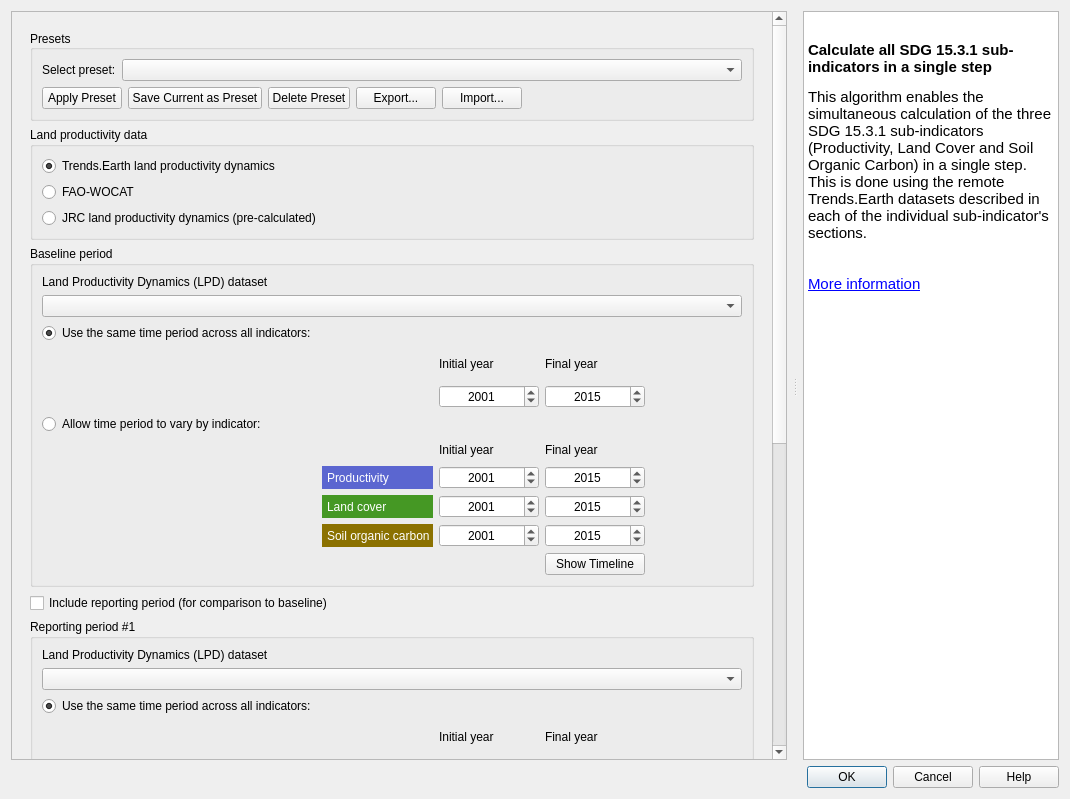
Qt form LDMP/gui/DlgCalculateOneStep.ui (ConservationInternational/trends.earth) before a commit.
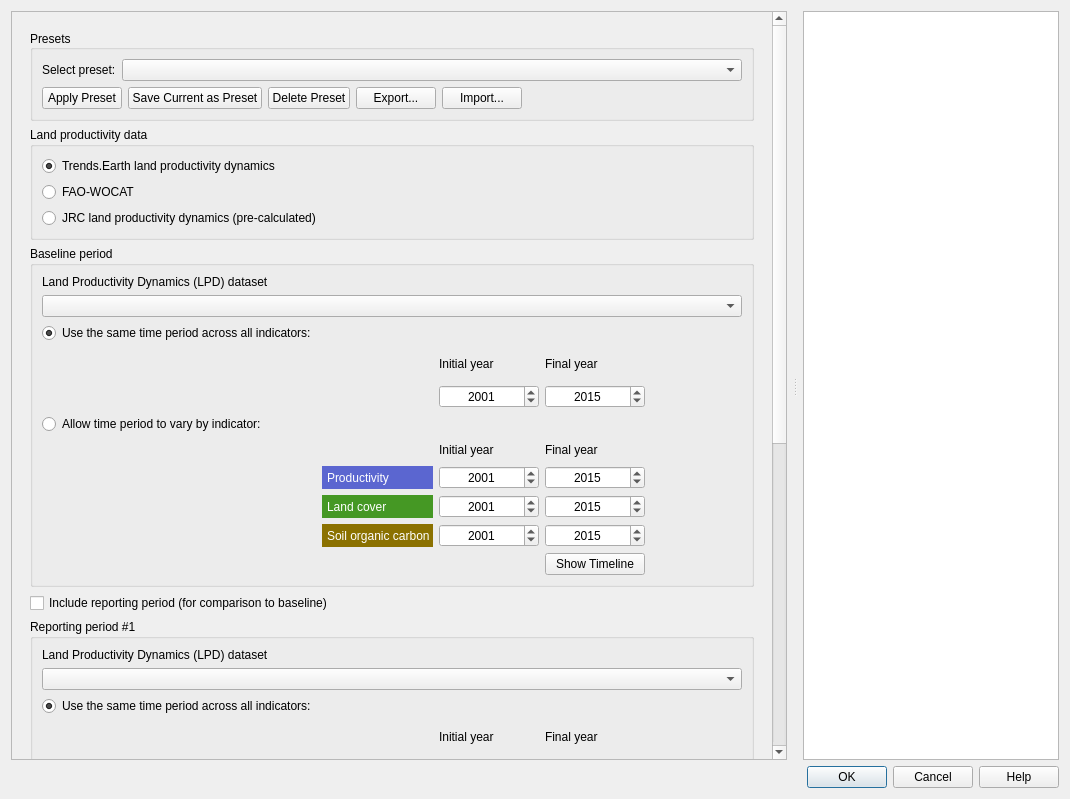
The same form after that commit. Custom widgets are drawn as their Qt base class.

The edit to the form file:
```diff
--- a/LDMP/gui/DlgCalculateOneStep.ui
+++ b/LDMP/gui/DlgCalculateOneStep.ui
@@ -1307,17 +1307,7 @@
          <property name="accessibleName">
           <string/>
          </property>
-         <property name="html">
-          <string>&lt;!DOCTYPE HTML PUBLIC &quot;-//W3C//DTD HTML 4.0//EN&quot; &quot;http://www.w3.org/TR/REC-html40/strict.dtd&quot;&gt;
-&lt;html&gt;&lt;head&gt;&lt;meta name=&quot;qrichtext&quot; content=&quot;1&quot; /&gt;&lt;style type=&quot;text/css&quot;&gt;
-p, li { white-space: pre-wrap; }
-&lt;/style&gt;&lt;/head&gt;&lt;body style=&quot; font-family:'Cantarell'; font-size:11pt; font-weight:400; font-style:normal;&quot;&gt;
-&lt;p style=&quot; margin-top:0px; margin-bottom:0px; margin-left:0px; margin-right:0px; -qt-block-indent:0; text-indent:0px;&quot;&gt;&lt;span style=&quot; font-family:'MS Shell Dlg 2'; font-size:5.5pt;&quot;&gt;        &lt;/span&gt;&lt;/p&gt;
-&lt;p style=&quot; margin-top:16px; margin-bottom:12px; margin-left:0px; margin-right:0px; -qt-block-indent:0; text-indent:0px;&quot;&gt;&lt;span style=&quot; font-family:'Ubuntu'; font-weight:600;&quot;&gt;Calculate all SDG 15.3.1 sub-indicators in a single step&lt;/span&gt;&lt;span style=&quot; font-family:'MS Shell Dlg 2'; font-size:5.5pt;&quot;&gt;        &lt;/span&gt;&lt;/p&gt;
-&lt;p style=&quot; margin-top:12px; margin-bottom:12px; margin-left:0px; margin-right:0px; -qt-block-indent:0; text-indent:0px;&quot;&gt;&lt;span style=&quot; font-family:'Ubuntu';&quot;&gt;This algorithm enables the simultaneous calculation of the three SDG 15.3.1 sub-indicators (Productivity, Land Cover and Soil Organic Carbon) in a single step. This is done using the remote Trends.Earth datasets described in each of the individual sub-indicator's sections.&lt;/span&gt;&lt;span style=&quot; font-family:'MS Shell Dlg 2'; font-size:5.5pt;&quot;&gt;        &lt;/span&gt;&lt;/p&gt;
-&lt;p style=&quot; margin-top:12px; margin-bottom:12px; margin-left:0px; margin-right:0px; -qt-block-indent:0; text-indent:0px;&quot;&gt;&lt;span style=&quot; font-family:'MS Shell Dlg 2'; font-size:5.5pt;&quot;&gt;        &lt;/span&gt;&lt;/p&gt;
-&lt;p style=&quot; margin-top:12px; margin-bottom:12px; margin-left:0px; margin-right:0px; -qt-block-indent:0; text-indent:0px;&quot;&gt;&lt;a href=&quot;https://docs.trends.earth/en/latest/for_users/features/landdegradation.html&quot;&gt;&lt;span style=&quot; font-family:'Ubuntu'; text-decoration: underline; &quot;&gt;More information&lt;/span&gt;&lt;/a&gt;&lt;/p&gt;&lt;/body&gt;&lt;/html&gt;</string>
-         </property>
+         <property name="html"><string/></property>
          <property name="openExternalLinks">
           <bool>true</bool>
          </property>
```
